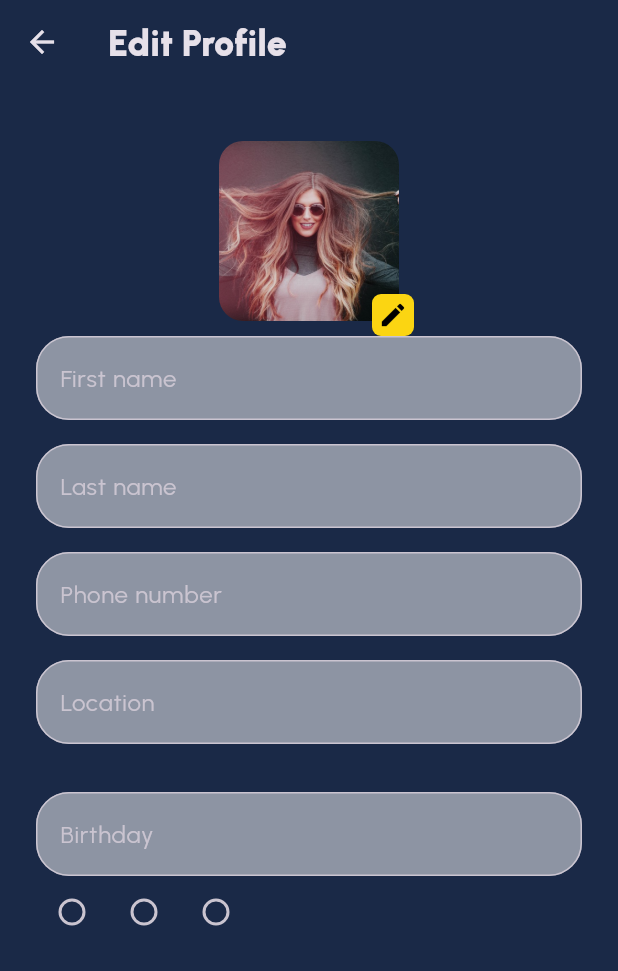
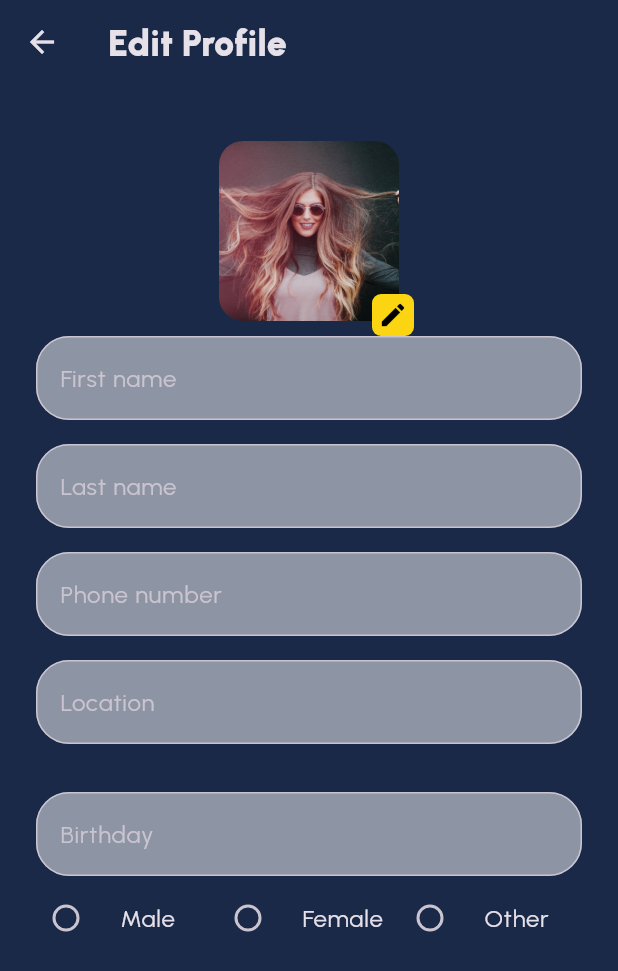
Before and after one commit to KHALEDKHLYAN/Flutter_Messaging-App, a Flutter app: the EditProfilePage screen opened by its route, on a phone screen of 412 x 824 dp. Shown: the top 971 px of the screen. Run offline on Flutter 3.47's test engine with Material 3 defaults, Android fonts, the phone set to English and light mode, and no system bars; our stand-ins replace flutter_svg.

Commit message:
Edit profile page

```diff
--- a/lib/pages/edit_profile_page.dart
+++ b/lib/pages/edit_profile_page.dart
@@ -1,10 +1,8 @@
-// ignore_for_file: prefer_const_constructors, prefer_const_literals_to_create_immutables, must_be_immutable
-
+// ignore_for_file: prefer_const_constructors, prefer_const_literals_to_create_immutables, must_be_immutable, prefer_const_constructors_in_immutables
 import 'package:blog_app/components/app_texfiled.dart';
 import 'package:blog_app/components/toolbar.dart';
 import 'package:blog_app/styles/app_colors.dart';
 import 'package:flutter/material.dart';
-
 import '../components/user_avatar.dart';
 import '../config/app_strings.dart';
 
@@ -77,20 +75,44 @@ class _EditProfilePageState extends State<EditProfilePage> {
               AppTextField(hint: AppStrings.birthday),
               Row(
                 children: [
-                  Radio(
-                    value: Gender.male,
-                    groupValue: gender,
-                    onChanged: (value) {},
+                  Expanded(
+                    child: RadioListTile(
+                      title: Text(AppStrings.male),
+                      value: Gender.male,
+                      groupValue: gender,
+                      contentPadding: EdgeInsets.zero,
+                      onChanged: (value) {
+                        setState((){
+                          gender = Gender.male;
+                        });
+                      },
+                    ),
                   ),
-                  Radio(
-                    value: Gender.male,
-                    groupValue: gender,
-                    onChanged: (value) {},
+                  Expanded(
+                    child: RadioListTile(
+                      title: Text(AppStrings.female),
+                      value: Gender.female,
+                      groupValue: gender,
+                      contentPadding: EdgeInsets.zero,
+                      onChanged: (value) {
+                        setState((){
+                          gender = Gender.female;
+                        });
+                      },
+                    ),
                   ),
-                  Radio(
-                    value: Gender.female,
-                    groupValue: gender,
-                    onChanged: (value) {},
+                  Expanded(
+                    child: RadioListTile(
+                      title: Text(AppStrings.other),
+                      value: Gender.other,
+                      contentPadding: EdgeInsets.zero,
+                      groupValue: gender,
+                      onChanged: (value) {
+                        setState((){
+                          gender = Gender.other;
+                        });
+                      },
+                    ),
                   ),
                 ],
               ),
```
